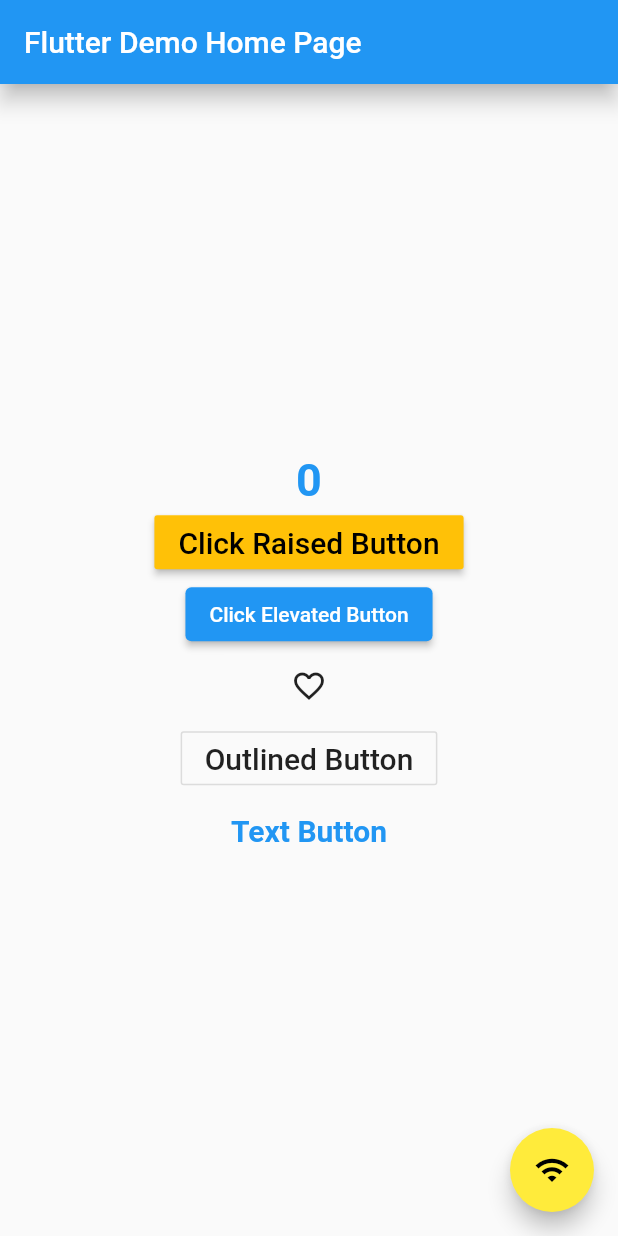
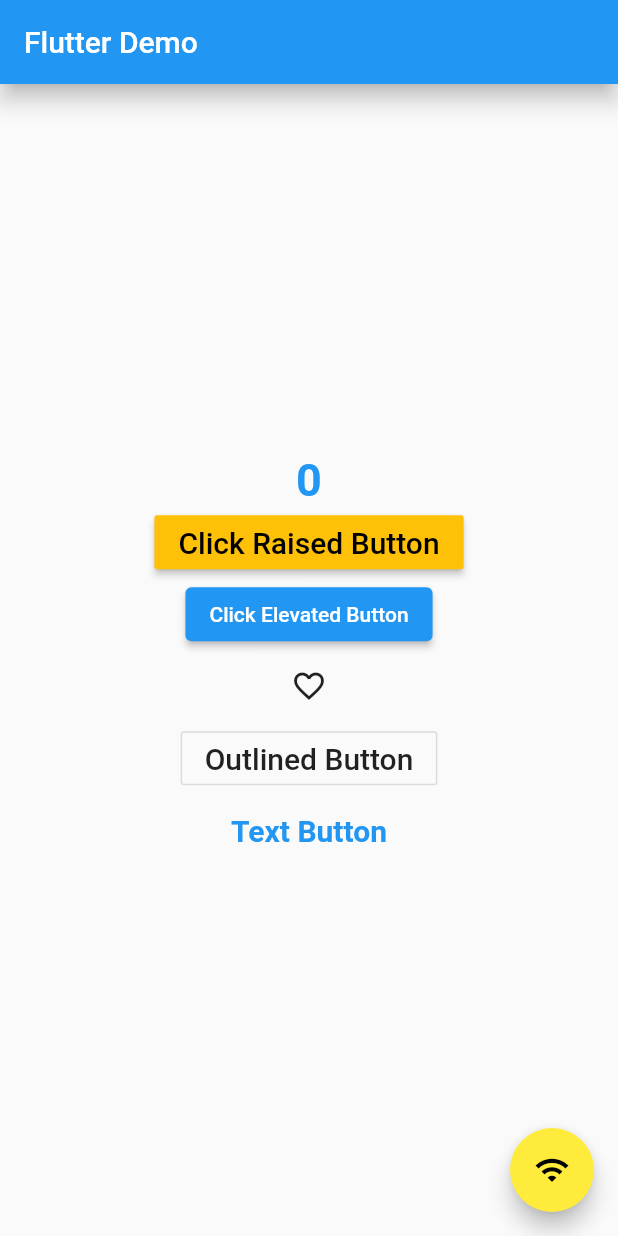
Before and after one commit to kumarkd69/widgetdemo, a Flutter app: the screen it shows after launch, on a phone screen of 412 x 824 dp. Run offline on Flutter 3.47's test engine with Material 2 defaults, Android fonts, the phone set to English and light mode, and no system bars; our stand-ins replace google_fonts.

Commit message:
Update main.dart

```diff
--- a/lib/main.dart
+++ b/lib/main.dart
@@ -14,7 +14,7 @@
       theme: ThemeData(
         primarySwatch: Colors.blue,
       ),
-      home: MyHomePage(title: 'Flutter Demo Home Page'),
+      home: MyHomePage(title: 'Flutter Demo'),
     );
   }
 }
```
